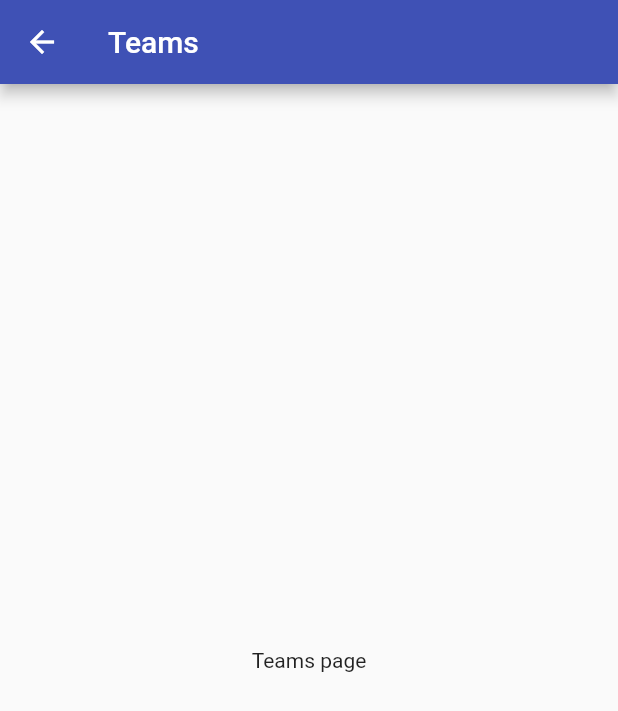
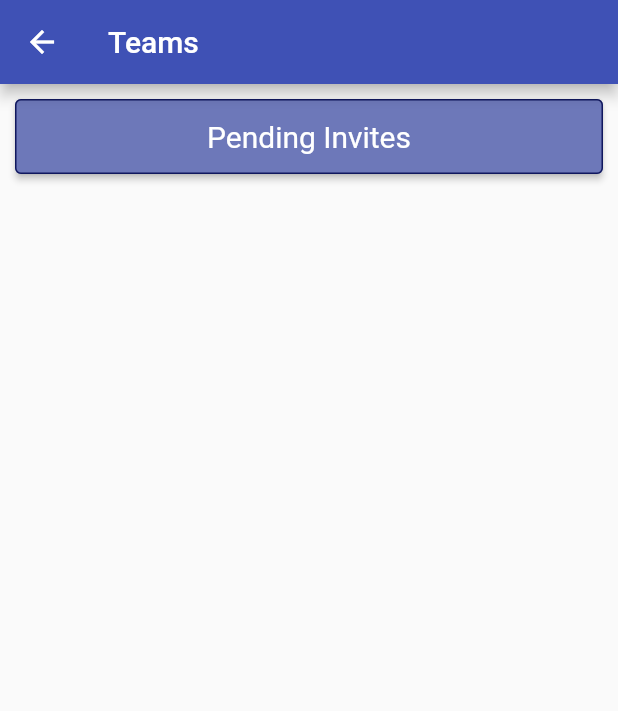
Before and after one commit to jonathandieu/hbchess-mobile, a Flutter app: the Teams screen opened by its route, on a phone screen of 412 x 824 dp. Shown: the top 711 px of the screen. Run offline on Flutter 3.47's test engine with Material 2 defaults, Android fonts, the phone set to English and light mode, and no system bars; our stand-ins replace flutter_secure_storage, jwt_decoder; accounts and stored records are empty.

Commit message:
Added page for pending invites

```diff
--- a/lib/routes.dart
+++ b/lib/routes.dart
@@ -7,6 +7,7 @@ import 'package:hb_chess/screens/dashboard.dart';
 import 'package:hb_chess/screens/rules.dart';
 import 'package:hb_chess/screens/teams.dart';
 import 'package:hb_chess/screens/settings.dart';
+import 'package:hb_chess/screens/teams_add.dart';
 
 class Routes {
   static const String homeScreen = '/home';
@@ -17,6 +18,7 @@ class Routes {
   static const String rules = '/rules';
   static const String teams = '/teams';
   static const String settings = '/settings';
+  static const String teamsAdd = '/addTeams';
 
   static Map<String, Widget Function(BuildContext)> get getRoutes => {
     homeScreen: (context) => const MyHomePage(title: 'HBChess'),
@@ -27,5 +29,6 @@ class Routes {
     rules: (context) => const Rules(),
     teams: (context) => const Teams(),
     settings: (context) => const Settings(),
+    teamsAdd: (context) => const TeamsAdd(),
   };
 }
--- a/lib/screens/dashboard.dart
+++ b/lib/screens/dashboard.dart
@@ -1,4 +1,6 @@
 import 'package:flutter/material.dart';
+import 'package:hb_chess/main.dart';
+import 'package:jwt_decoder/jwt_decoder.dart';
 
 class Dashboard extends StatefulWidget {
   const Dashboard({Key? key}) : super(key: key);
@@ -8,6 +10,7 @@ class Dashboard extends StatefulWidget {
 }
 
 class _DashboardState extends State<Dashboard> {
+
   @override
   Widget build(BuildContext context) {
     return Stack(
--- a/lib/screens/teams.dart
+++ b/lib/screens/teams.dart
@@ -14,9 +14,30 @@ class _TeamsState extends State<Teams> {
       appBar: AppBar(
         title: const Text("Teams"),
       ),
-      body: const Center(
-        child: Text('Teams page'),
-      ),
+      body: ListView(
+          children: <Widget> [
+            Padding(
+              padding: const EdgeInsets.all(10),
+              child: ElevatedButton(
+                    style: ElevatedButton.styleFrom(
+                      primary: const Color.fromARGB(255, 109, 120, 185),
+                      textStyle: const TextStyle(fontSize: 20),
+                      minimumSize: const Size.fromHeight(50),
+                      side: const BorderSide(
+                          width: 1,
+                          color: Color.fromARGB(255, 16, 23, 94),
+                          style: BorderStyle.solid,
+                      ),
+                    ),
+                    onPressed: () {
+                      Navigator.pushNamed(context, '/addTeams');
+                    },
+                    child: const Text("Pending Invites"),
+                  ),
+              ),
+          ],
+        )
+
     );
   }
 }
```
Also changed, not shown: lib/screens/teams_add.dart (added, +22 -0 lines).
